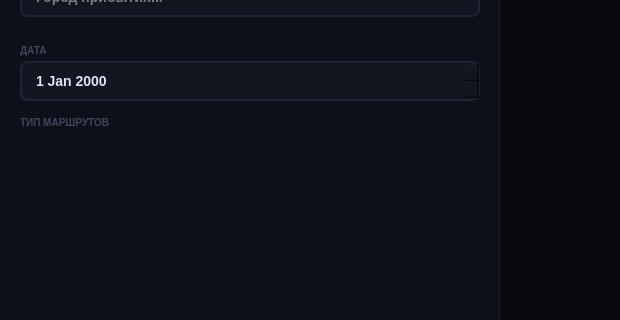
Old version of the form RouteBuilderUI/mainwindow.ui in the repository AnastasiaLeon/Route_Builder; both pictures show x 0 to 620 and y 197 to 517 of the 812 by 697 pixel window.
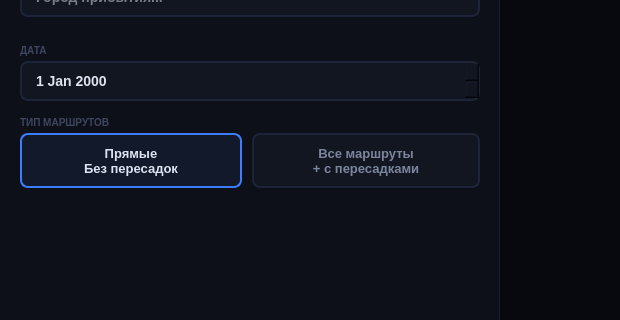
New version of the form.

Commit message: added route selection(indirect)

Patch:
```diff
--- a/RouteBuilderUI/mainwindow.ui
+++ b/RouteBuilderUI/mainwindow.ui
@@ -234,6 +234,63 @@
      <string>ТИП МАРШРУТОВ</string>
     </property>
    </widget>
+   <widget class="QPushButton" name="directBtn">
+    <property name="geometry">
+     <rect>
+      <x>20</x>
+      <y>330</y>
+      <width>222</width>
+      <height>55</height>
+     </rect>
+    </property>
+    <property name="styleSheet">
+     <string notr="true">QPushButton {
+    background-color: rgba(61,123,255,0.08);
+    color: #dde3f0;
+    border: 1.5px solid #3d7bff;
+    border-radius: 8px;
+    font-size: 13px;
+    font-weight: 700;
+    padding: 8px;
+}
+QPushButton:hover {
+    background-color: rgba(61,123,255,0.18);
+}</string>
+    </property>
+    <property name="text">
+     <string>Прямые
+Без пересадок</string>
+    </property>
+   </widget>
+   <widget class="QPushButton" name="allRoutesBtn">
+    <property name="geometry">
+     <rect>
+      <x>252</x>
+      <y>330</y>
+      <width>228</width>
+      <height>55</height>
+     </rect>
+    </property>
+    <property name="styleSheet">
+     <string notr="true">QPushButton {
+    background-color: #121620;
+    color: #7c859e;
+    border: 1.5px solid #1e2438;
+    border-radius: 8px;
+    font-size: 13px;
+    font-weight: 700;
+    padding: 8px;
+}
+QPushButton:hover {
+    border: 1.5px solid #3d7bff;
+    color: #dde3f0;
+}</string>
+    </property>
+    <property name="text">
+     <string>Все маршруты
++ с пересадками</string>
+    </property>
+   </widget>
   </widget>
   <widget class="QMenuBar" name="menubar">
    <property name="geometry">
```
The commit also changes 1 other file.
